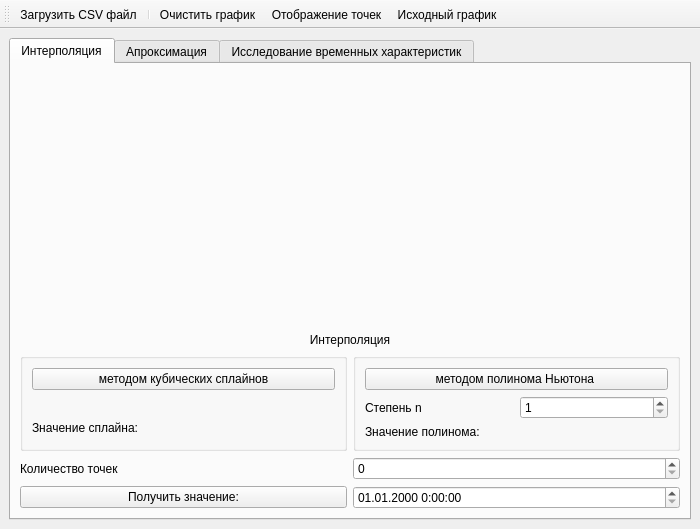
This is src/algo_trading/views/mainwindow.ui in sbevza/A8_Algorithmic_trading as Qt 5 draws it before an edit. The edited form follows.
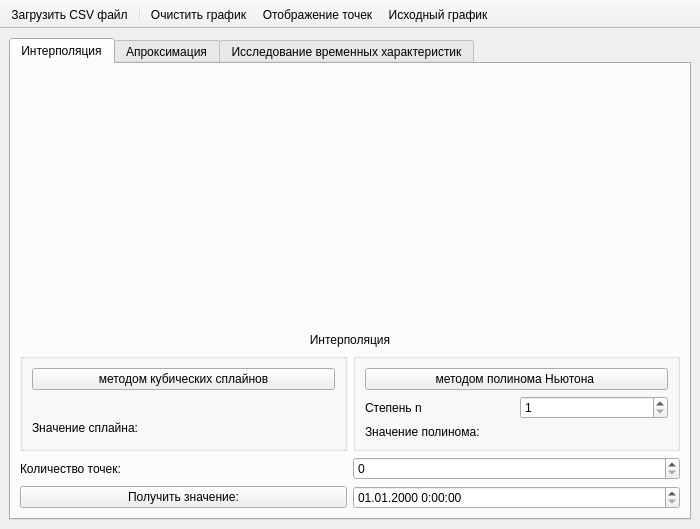
This is the edited form. The open tabs and pages were chosen to show the change. Icons and pictures are not drawn. Custom widgets are drawn as their Qt base class.

What changed in the file:
```diff
--- a/src/algo_trading/views/mainwindow.ui
+++ b/src/algo_trading/views/mainwindow.ui
@@ -169,7 +169,7 @@
               <item>
                <widget class="QLabel" name="lbl_interpolation_points_label">
                 <property name="text">
-                 <string>Количество точек</string>
+                 <string>Количество точек:</string>
                 </property>
                </widget>
               </item>
@@ -603,6 +603,9 @@
    <property name="autoFillBackground">
     <bool>false</bool>
    </property>
+   <property name="movable">
+    <bool>false</bool>
+   </property>
    <property name="allowedAreas">
     <set>Qt::ToolBarArea::NoToolBarArea</set>
    </property>
```
Left out of the diff: 7 changed lines with no effect on the pictures.
